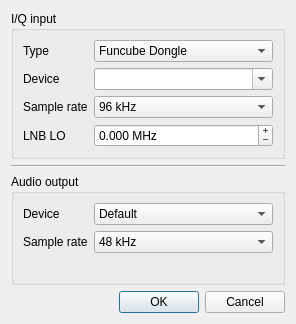
The window that qtgui/ioconfig.ui (gqrx-sdr/gqrx) describes before a commit, drawn with Qt 5.
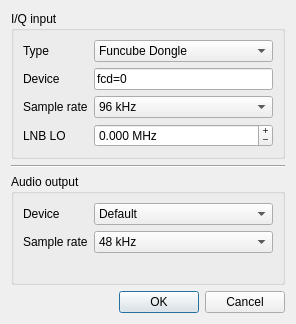
The same window after the commit. Icons and pictures are not drawn.

Commit message: Updates for gr-osmosdr (incomplete).

```diff
--- a/qtgui/ioconfig.ui
+++ b/qtgui/ioconfig.ui
@@ -27,6 +27,9 @@
       <bool>false</bool>
      </property>
      <layout class="QFormLayout" name="formLayout">
+      <property name="fieldGrowthPolicy">
+       <enum>QFormLayout::AllNonFixedFieldsGrow</enum>
+      </property>
       <item row="0" column="0">
        <widget class="QLabel" name="inTypeLabel">
         <property name="text">
@@ -53,16 +56,6 @@
         </property>
        </widget>
       </item>
-      <item row="1" column="1">
-       <widget class="QComboBox" name="inDevCombo">
-        <property name="toolTip">
-         <string>Select or enter the input (sub)device</string>
-        </property>
-        <property name="editable">
-         <bool>true</bool>
-        </property>
-       </widget>
-      </item>
       <item row="2" column="0">
        <widget class="QLabel" name="inSrLabel">
         <property name="text">
@@ -111,6 +104,27 @@
         </property>
        </widget>
       </item>
+      <item row="1" column="1">
+       <widget class="QLineEdit" name="inDevEdit">
+        <property name="toolTip">
+         <string>The device argument is a delimited string used to locate devices on your system.
+Use the device id or name (if applicable) to specify a certain device or list
+of devices. If left blank, the first device found will be used.
+
+Examples (some arguments may be optional):
+  fcd=0
+  rtl=0,rtl_xtal=28.80001e6,tuner_xtal=26e6,buffers=64 ...
+  rtl_tcp=127.0.0.1:1234,psize=16384
+  uhd=0|name,mcr=52e6,nchan=2,subdev='\\'B:0 A:0'\\' ...
+  osmosdr=0|name,mcr=64e6,nchan=5,port=/dev/ttyUSB0 ...
+  file=/path/to/file.ext,freq=428e6,rate=1e6,repeat=true,throttle=true ...
+</string>
+        </property>
+        <property name="text">
+         <string>fcd=0</string>
+        </property>
+       </widget>
+      </item>
      </layout>
     </widget>
    </item>
```
Left out of the diff: 21 changed lines with no effect on the pictures. The commit also changes 2 other files.
